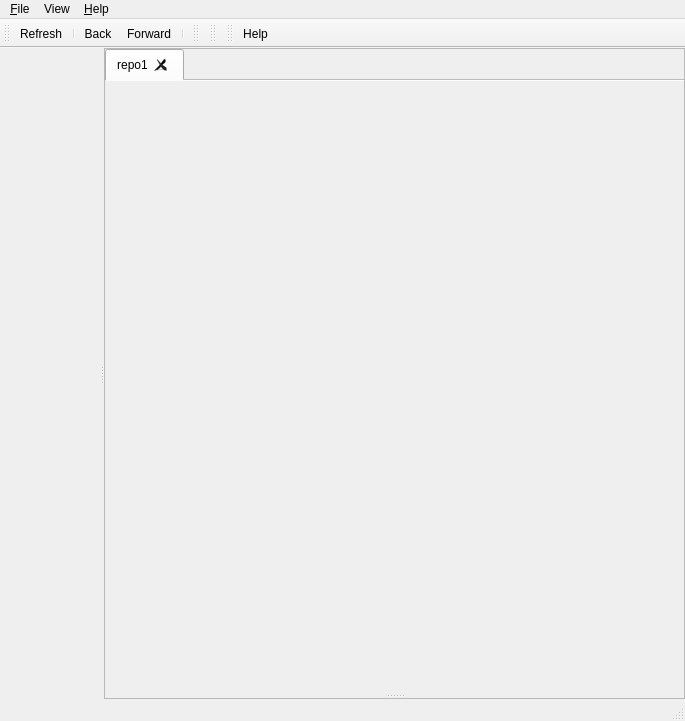
velorientc/git_test7, file tortoisehg/hgqt/workbench.ui: the form before one commit.
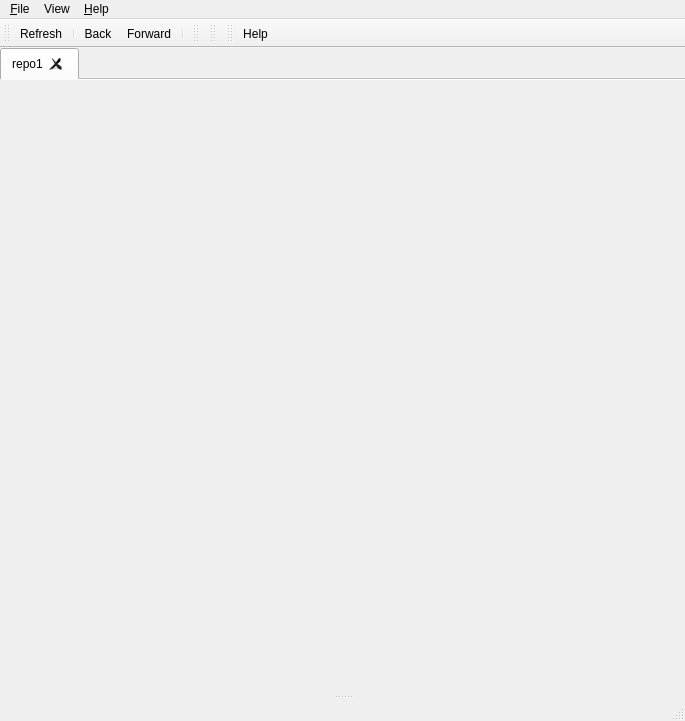
The form after the commit. Icons and pictures are not drawn. Custom widgets are drawn as their Qt base class.

Commit message: workbench: change reporegistry into a QDockWidget

What changed in the file:
```diff
--- a/tortoisehg/hgqt/workbench.ui
+++ b/tortoisehg/hgqt/workbench.ui
@@ -18,37 +18,10 @@
     <normaloff>:/icons/log.svg</normaloff>:/icons/log.svg</iconset>
   </property>
   <widget class="QWidget" name="centralwidget">
-   <layout class="QVBoxLayout" name="verticalLayout_2">
-    <property name="margin">
-     <number>0</number>
-    </property>
-    <item>
-     <widget class="QSplitter" name="reporegistry_splitter">
-      <property name="orientation">
-       <enum>Qt::Horizontal</enum>
-      </property>
-      <widget class="RepoRegistryView" name="reporegistry" native="true">
-       <property name="sizePolicy">
-        <sizepolicy hsizetype="Preferred" vsizetype="Preferred">
-         <horstretch>0</horstretch>
-         <verstretch>0</verstretch>
-        </sizepolicy>
-       </property>
-      </widget>
-      <widget class="QFrame" name="repoframe">
-       <property name="sizePolicy">
-        <sizepolicy hsizetype="Preferred" vsizetype="Preferred">
-         <horstretch>1</horstretch>
-         <verstretch>0</verstretch>
-        </sizepolicy>
-       </property>
-       <property name="frameShape">
-        <enum>QFrame::StyledPanel</enum>
-       </property>
-       <property name="frameShadow">
-        <enum>QFrame::Raised</enum>
-       </property>
        <layout class="QVBoxLayout" name="verticalLayout">
+    <property name="spacing">
+     <number>0</number>
+    </property>
         <property name="margin">
          <number>0</number>
         </property>
@@ -82,12 +55,7 @@
             </attribute>
            </widget>
           </widget>
-          <widget class="QStackedWidget" name="stackedWidget">
-          </widget>
-         </widget>
-        </item>
-       </layout>
-      </widget>
+      <widget class="QStackedWidget" name="stackedWidget"/>
      </widget>
     </item>
    </layout>
@@ -256,14 +224,6 @@
    </property>
   </action>
  </widget>
- <customwidgets>
-  <customwidget>
-   <class>RepoRegistryView</class>
-   <extends>QWidget</extends>
-   <header>reporegistry.h</header>
-   <container>1</container>
-  </customwidget>
- </customwidgets>
  <resources>
   <include location="workbench.qrc"/>
  </resources>
```
Lines whose indentation alone changed are shown as unchanged. The commit also changes 3 other files.
